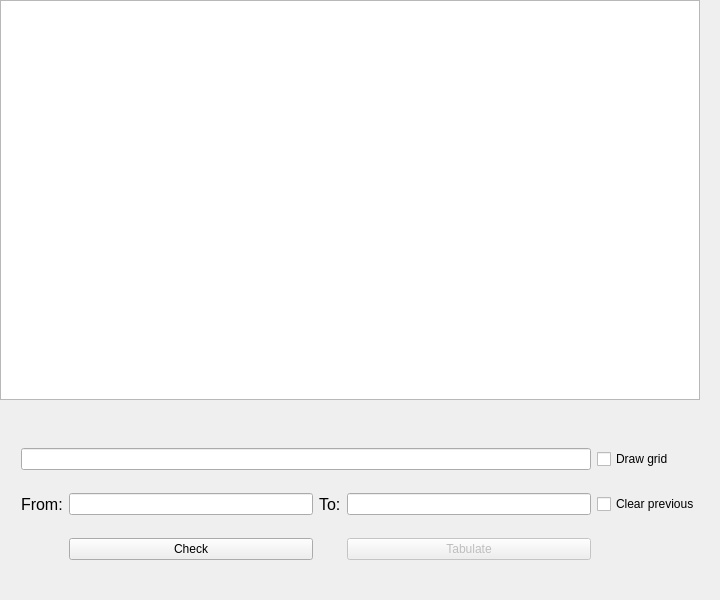
Qt form src/widget.ui (knorrus/parser) before a commit.
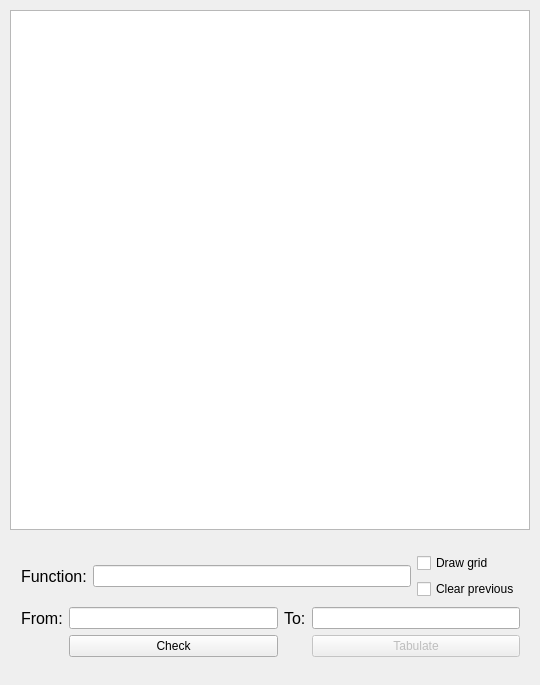
The same form after that commit.

Patch:
```diff
--- a/src/widget.ui
+++ b/src/widget.ui
@@ -6,14 +6,20 @@
    <rect>
     <x>0</x>
     <y>0</y>
-    <width>720</width>
-    <height>600</height>
+    <width>540</width>
+    <height>685</height>
    </rect>
   </property>
+  <property name="minimumSize">
+   <size>
+    <width>540</width>
+    <height>685</height>
+   </size>
+  </property>
   <property name="maximumSize">
    <size>
-    <width>720</width>
-    <height>600</height>
+    <width>540</width>
+    <height>685</height>
    </size>
   </property>
   <property name="windowTitle">
@@ -22,22 +28,28 @@
   <widget class="QGraphicsView" name="canvas">
    <property name="geometry">
     <rect>
-     <x>0</x>
-     <y>0</y>
-     <width>700</width>
-     <height>400</height>
+     <x>10</x>
+     <y>10</y>
+     <width>520</width>
+     <height>520</height>
     </rect>
    </property>
-   <property name="maximumSize">
+   <property name="sizePolicy">
+    <sizepolicy hsizetype="Fixed" vsizetype="Fixed">
+     <horstretch>0</horstretch>
+     <verstretch>0</verstretch>
+    </sizepolicy>
+   </property>
+   <property name="minimumSize">
     <size>
-     <width>700</width>
-     <height>400</height>
+     <width>520</width>
+     <height>520</height>
     </size>
    </property>
-   <property name="baseSize">
+   <property name="maximumSize">
     <size>
-     <width>700</width>
-     <height>400</height>
+     <width>520</width>
+     <height>520</height>
     </size>
    </property>
   </widget>
@@ -45,23 +57,15 @@
    <property name="geometry">
     <rect>
      <x>10</x>
-     <y>420</y>
-     <width>701</width>
-     <height>171</height>
+     <y>540</y>
+     <width>521</width>
+     <height>131</height>
     </rect>
    </property>
-   <layout class="QGridLayout" name="gridLayout">
-    <item row="0" column="0" colspan="4">
-     <widget class="QLineEdit" name="functionName"/>
-    </item>
-    <item row="0" column="4">
-     <widget class="QCheckBox" name="checkBox">
-      <property name="text">
-       <string>Draw grid</string>
-      </property>
-     </widget>
-    </item>
+   <layout class="QGridLayout" name="gridLayout_4">
     <item row="1" column="0">
+     <layout class="QGridLayout" name="gridLayout_2">
+      <item row="0" column="0">
      <widget class="QLabel" name="label_2">
       <property name="font">
        <font>
@@ -73,27 +77,29 @@
       </property>
      </widget>
     </item>
-    <item row="1" column="1">
+      <item row="0" column="1">
      <widget class="QLineEdit" name="intervalStart"/>
     </item>
-    <item row="1" column="3">
-     <widget class="QLineEdit" name="intervalEnd"/>
-    </item>
-    <item row="1" column="4">
-     <widget class="QCheckBox" name="checkBox_2">
+      <item row="0" column="2">
+       <widget class="QLabel" name="label">
+        <property name="font">
+         <font>
+          <pointsize>12</pointsize>
+         </font>
+        </property>
       <property name="text">
-       <string>Clear previous</string>
+         <string>To:</string>
       </property>
      </widget>
     </item>
-    <item row="2" column="1">
+      <item row="1" column="1">
      <widget class="QPushButton" name="check">
       <property name="text">
        <string>Check</string>
       </property>
      </widget>
     </item>
-    <item row="2" column="3">
+      <item row="1" column="3">
      <widget class="QPushButton" name="tabulate">
       <property name="enabled">
        <bool>false</bool>
@@ -103,17 +109,47 @@
       </property>
      </widget>
     </item>
+      <item row="0" column="3">
+       <widget class="QLineEdit" name="intervalEnd"/>
+      </item>
+     </layout>
+    </item>
+    <item row="0" column="0">
+     <layout class="QGridLayout" name="gridLayout">
+      <item row="1" column="0">
+       <widget class="QLabel" name="label_3">
+        <property name="font">
+         <font>
+          <pointsize>12</pointsize>
+         </font>
+        </property>
+        <property name="text">
+         <string>Function:</string>
+        </property>
+       </widget>
+      </item>
     <item row="1" column="2">
-     <widget class="QLabel" name="label">
-      <property name="font">
-       <font>
-        <pointsize>12</pointsize>
-       </font>
-      </property>
+       <layout class="QGridLayout" name="gridLayout_3">
+        <item row="1" column="0">
+         <widget class="QCheckBox" name="checkBox_2">
+          <property name="text">
+           <string>Clear previous</string>
+          </property>
+         </widget>
+        </item>
+        <item row="0" column="0">
+         <widget class="QCheckBox" name="checkBox">
       <property name="text">
-       <string>To:</string>
-      </property>
-     </widget>
+           <string>Draw grid</string>
+          </property>
+         </widget>
+        </item>
+       </layout>
+      </item>
+      <item row="1" column="1">
+       <widget class="QLineEdit" name="functionName"/>
+      </item>
+     </layout>
     </item>
    </layout>
   </widget>
```
Lines whose indentation alone changed are shown as unchanged.
